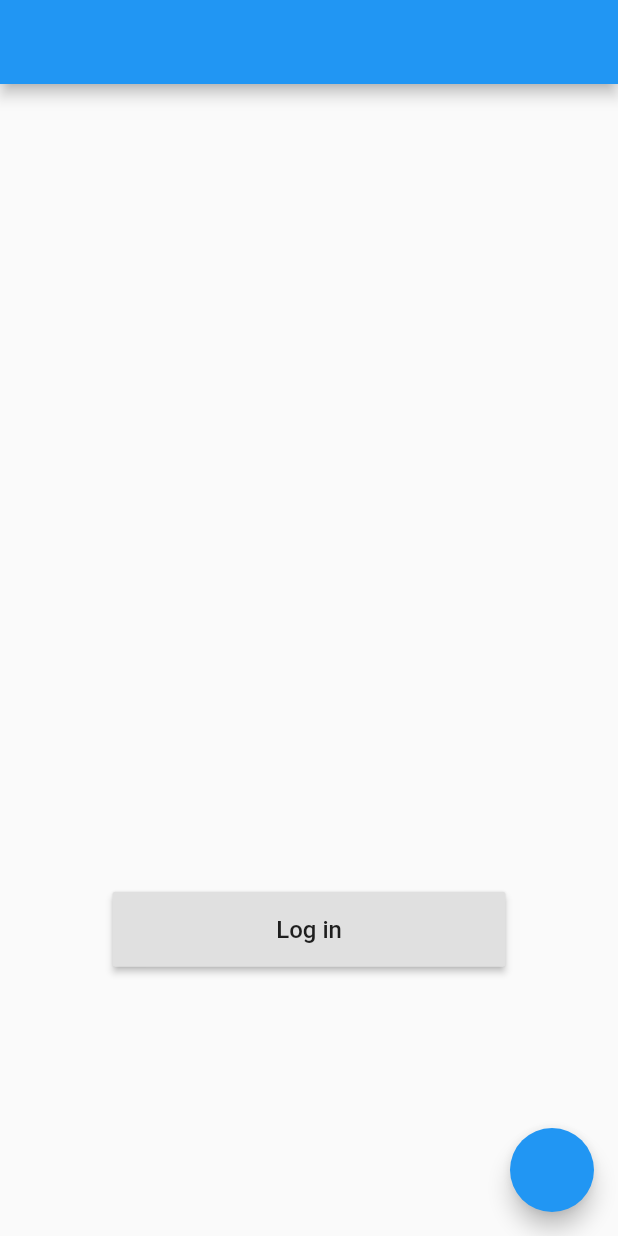
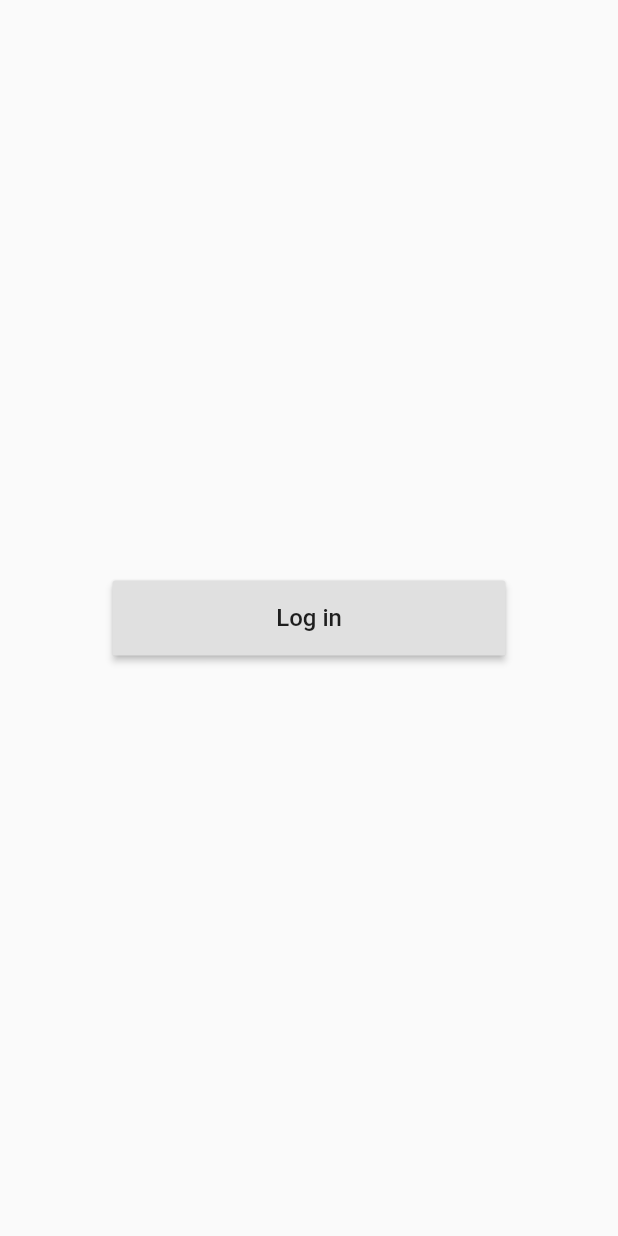
Before and after one commit to MCtoTheMax/my_daily_deeds, a Flutter app: the screen it shows after launch, on a phone screen of 412 x 824 dp. Run offline on Flutter 3.47's test engine with Material 2 defaults, Android fonts, the phone set to English and light mode, and no system bars; our stand-ins replace firebase_auth, flutter_redux, google_sign_in, redux; missing offline and left inert: redux_logging; accounts and stored records are empty.

Commit message:
Login Screen Added

```diff
--- a/lib/containers/auth_button/auth_button_container.dart
+++ b/lib/containers/auth_button/auth_button_container.dart
@@ -3,7 +3,6 @@ import 'package:flutter_redux/flutter_redux.dart';
 import 'package:my_daily_deeds/actions/auth_actions.dart';
 import 'package:my_daily_deeds/containers/auth_button/google_auth_button.dart';
 import 'package:my_daily_deeds/models/app_state.dart';
-import 'package:my_daily_deeds/routes/home_page.dart';
 import 'package:redux/redux.dart';
 
 class GoogleAuthButtonContainer extends StatelessWidget {
@@ -13,9 +12,7 @@ class GoogleAuthButtonContainer extends StatelessWidget {
       converter: _ViewModel.fromStore,
       builder: (BuildContext context, _ViewModel vm) {
         return GoogleAuthButton(
-            buttonText: vm.buttonText,
-            onPressedCallback: vm.onPressedCallback
-        );
+            buttonText: vm.buttonText, onPressedCallback: vm.onPressedCallback);
       },
     );
   }
--- a/lib/main.dart
+++ b/lib/main.dart
@@ -2,20 +2,21 @@ import 'package:flutter/material.dart';
 import 'package:flutter_redux/flutter_redux.dart';
 import 'package:my_daily_deeds/middleware/auth_middleware.dart';
 import 'package:my_daily_deeds/models/app_state.dart';
-import 'package:my_daily_deeds/routes/home_page.dart';
+import 'package:my_daily_deeds/reducers/app_reducer.dart';
+import 'package:my_daily_deeds/routes/login.dart';
 import 'package:redux/redux.dart';
-import 'package:my_daily_deeds/reducers/app_reducer.dart';
 import 'package:redux_logging/redux_logging.dart';
 
+void main() => runApp(MainApp());
 
-void main() => runApp(MainApp());
+// NAVIGATORTEST
+final GlobalKey<NavigatorState> navigatorKey = new GlobalKey<NavigatorState>();
 
 class MainApp extends StatelessWidget {
   final title = 'MyDailyDeeds';
 
   // Store for holding the AppState
-  final store = Store<AppState>(
-    appReducer,
+  final store = Store<AppState>(appReducer,
       initialState: AppState(),
 
       // Middleware has to be a List of MiddleWare functions
@@ -24,17 +25,17 @@ class MainApp extends StatelessWidget {
       // or it's just a function:
       middleware: []
         ..addAll(createAuthMiddleware())
-      ..add(LoggingMiddleware.printer())
-
-  );
+        ..add(LoggingMiddleware.printer()));
 
   @override
-  Widget build(BuildContext context){
+  Widget build(BuildContext context) {
     return StoreProvider(
       store: store,
       child: MaterialApp(
+        // NAVIGATORTEST
+        navigatorKey: navigatorKey,
         title: title,
-        home: HomePage(),
+        home: Login(),
       ),
     );
   }
--- a/lib/routes/home_page.dart
+++ b/lib/routes/home_page.dart
@@ -3,12 +3,10 @@ import 'package:my_daily_deeds/containers/auth_button/auth_button_container.dart
 import 'package:my_daily_deeds/containers/user_profile/user_profile.dart';
 
 class HomePage extends StatelessWidget {
-
   @override
   Widget build(BuildContext context) {
     return Scaffold(
-      appBar: AppBar(
-      ),
+        appBar: AppBar(),
         body: Container(
           alignment: Alignment.center,
           child: Column(
@@ -19,8 +17,6 @@ class HomePage extends StatelessWidget {
             ],
           ),
         ),
-      floatingActionButton: FloatingActionButton(
-          onPressed: () => debugPrint('test'))
-    );
+        floatingActionButton: FloatingActionButton(onPressed: () {}));
   }
 }
--- /dev/null
+++ b/lib/routes/login.dart
@@ -0,0 +1,18 @@
+import 'package:flutter/material.dart';
+import 'package:my_daily_deeds/containers/auth_button/auth_button_container.dart';
+
+class Login extends StatelessWidget {
+  @override
+  Widget build(BuildContext context) {
+    return Scaffold(
+      body: Center(
+        child: Column(
+          mainAxisAlignment: MainAxisAlignment.center,
+          children: <Widget>[
+            GoogleAuthButtonContainer()
+          ],
+        ),
+      ),
+    );
+  }
+}
```
Also changed, not shown: lib/middleware/auth_middleware.dart (+27 -21 lines). Lines whose indentation alone changed are shown as unchanged.
